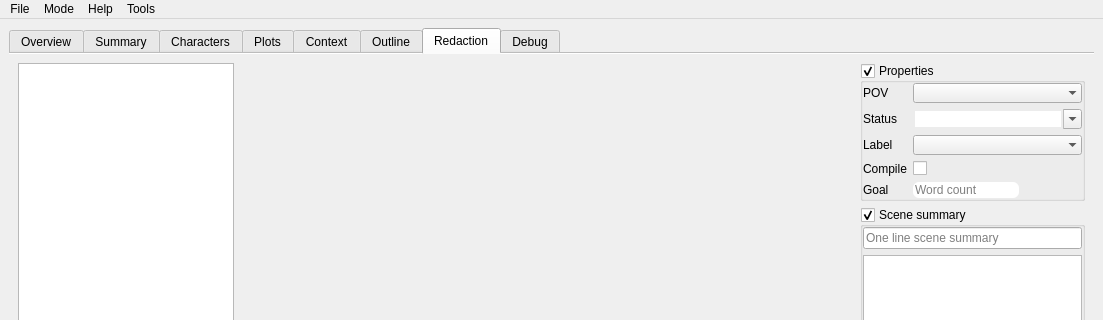
The window that src/ui/mainWindow.ui (olivierkes/manuskript) describes before a commit, drawn with Qt 5; both pictures show x 0 to 1103 and y 0 to 320 of the 1103 by 809 pixel window.
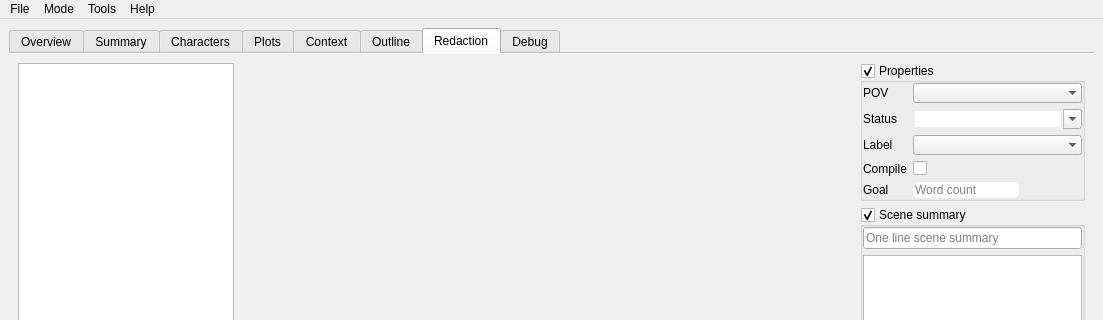
The same window after the commit. Icons and pictures are not drawn. Custom widgets are drawn as their Qt base class.

```diff
--- a/src/ui/mainWindow.ui
+++ b/src/ui/mainWindow.ui
@@ -2191,8 +2191,8 @@
    </widget>
    <addaction name="menu_Fichier"/>
    <addaction name="menuMode"/>
-   <addaction name="menu_Aide"/>
    <addaction name="menuTools"/>
+   <addaction name="menu_Aide"/>
   </widget>
   <widget class="QStatusBar" name="statusbar"/>
   <action name="actionOuvrir">
```
